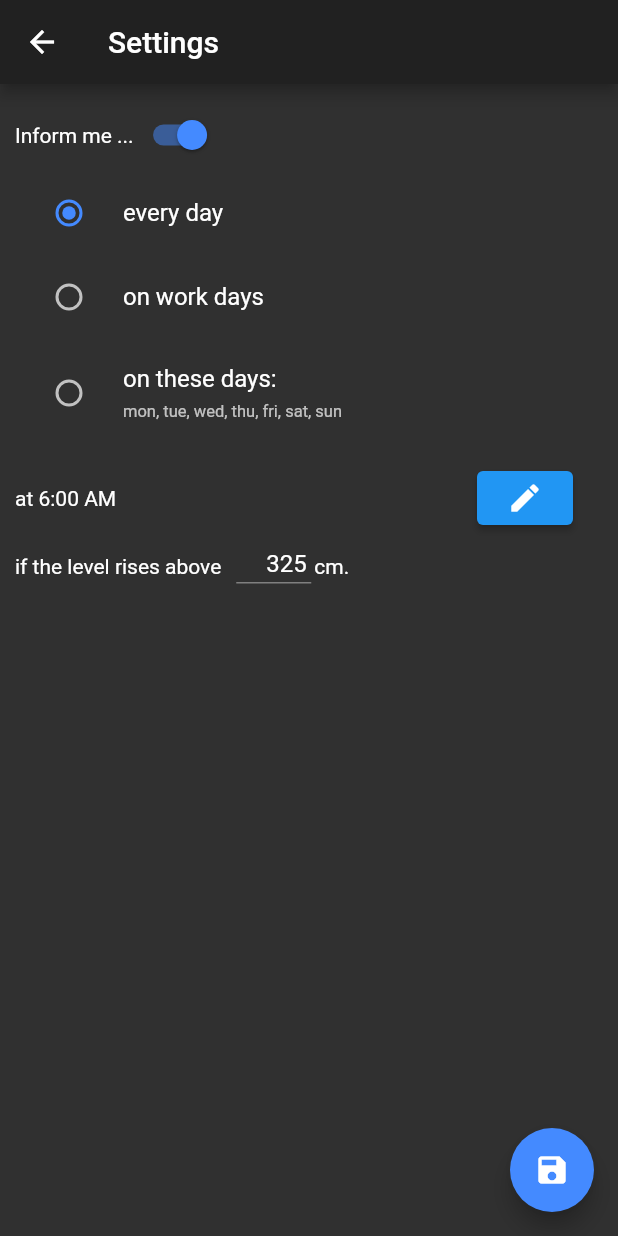
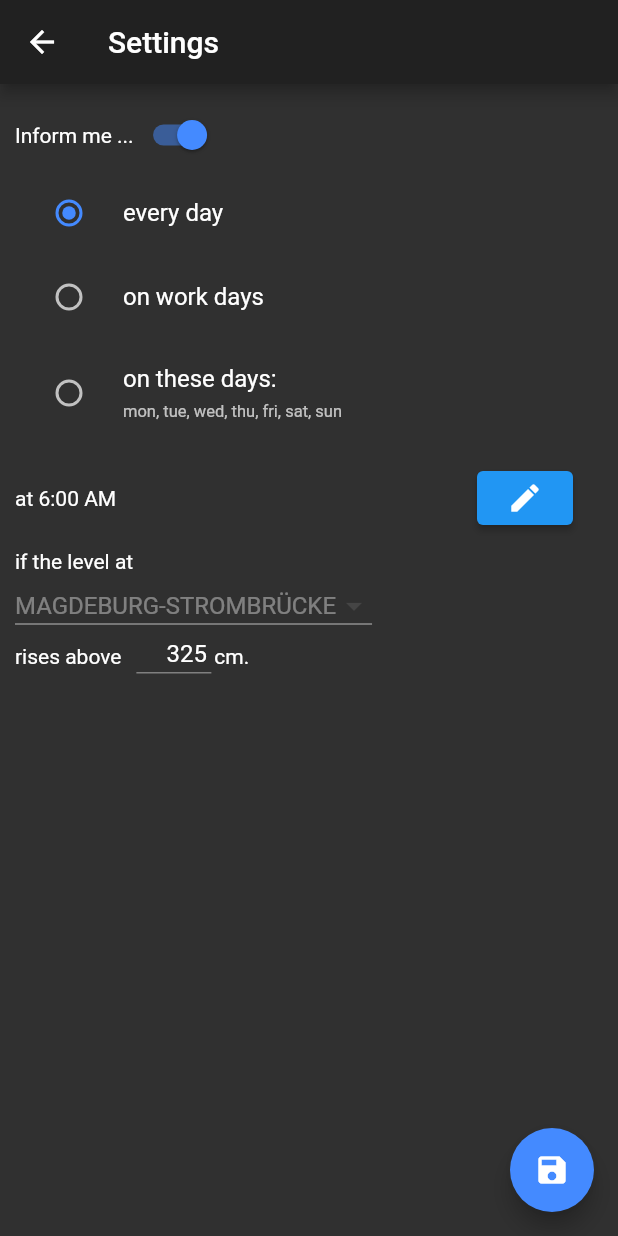
Before and after one commit to DaRippa/water_level_report, a Flutter app: the SettingsPage screen opened directly, after a tap on "every day", on a phone screen of 412 x 824 dp. Run offline on Flutter 3.47's test engine with Material 2 defaults, Android fonts, the light colour scheme and no system bars; our stand-ins replace fl_chart, flutter_local_notifications, flutter_native_timezone, timezone; missing offline and left inert: workmanager; generated files the repository leaves out were written again; network calls fail.

Commit message:
added the possibility to choose the station

```diff
--- a/lib/l10n/app_de.arb
+++ b/lib/l10n/app_de.arb
@@ -25,7 +25,8 @@
     "workDays": "an Werktagen",
     "selectedDays": "an diesen Tagen",
     "at": "um",
-    "thresholdAbove": "falls der Pegel diesen Wert übersteigt:",
+    "threshold": "falls der Pegel bei",
+    "above": "diesen Wert übersteigt:",
     "settings": "Einstellungen",
     "cancel": "Abbrechen",
     "notificationBody": "Der aktuelle Pegel ist {level}cm.",
--- a/lib/l10n/app_en.arb
+++ b/lib/l10n/app_en.arb
@@ -25,7 +25,8 @@
     "workDays": "on work days",
     "selectedDays": "on these days",
     "at": "at",
-    "thresholdAbove": "if the level rises above",
+    "threshold": "if the level at",
+    "above": "rises above",
     "settings": "Settings",
     "cancel": "Cancel",
     "notificationBody": "Current level is {level}cm.",
--- /dev/null
+++ b/lib/model/StationInfo.dart
@@ -0,0 +1,10 @@
+class StationInfo {
+  String id = "";
+  String name = "";
+  String water = "";
+
+  StationInfo.fromJSON(Map<String, dynamic> o)
+      : id = o["number"],
+        name = o["longname"],
+        water = o["water"]["longname"];
+}
--- a/lib/model/UserSettings.dart
+++ b/lib/model/UserSettings.dart
@@ -5,6 +5,8 @@ class UserSettings {
   int level = 325;
   SelectedDaysMode mode = SelectedDaysMode.WORK_DAY;
   bool isActive = true;
+  String stationId = "502180";
+  String stationName = "MAGDEBURG-STROMBRÜCKE";
 
   List<int> days = [
     DateTime.monday,
@@ -21,7 +23,9 @@ class UserSettings {
       : this.level = data["threshold"],
         this.days = List.from(data["days"]),
         this.mode = SelectedDaysMode.values[data["mode"]],
-        this.isActive = data["active"] {
+        this.isActive = data["active"],
+        this.stationId = data["stationid"],
+        this.stationName = data["stationname"] {
     this.time = _parseTimeOfDay(data["time"]);
   }
 
@@ -40,5 +44,7 @@ class UserSettings {
         "time": time.format(_context),
         "mode": mode.index,
         "active": isActive,
+        "stationid": stationId,
+        "stationname": stationName
       };
 }
--- a/lib/ui/MyHomePage.dart
+++ b/lib/ui/MyHomePage.dart
@@ -106,7 +106,8 @@ class HomePageState extends State {
           ],
         );
 
-        return OrientationBuilder(builder: (context, orientation) {
+        return OrientationBuilder(
+          builder: (context, orientation) {
             return orientation == Orientation.portrait
                 ? Column(
                     crossAxisAlignment: CrossAxisAlignment.start,
@@ -136,7 +137,8 @@ class HomePageState extends State {
                       ),
                     ],
                   );
-        });
+          },
+        );
       },
     );
   }
--- a/lib/ui/SettingsPage.dart
+++ b/lib/ui/SettingsPage.dart
@@ -6,6 +6,7 @@ import 'package:path_provider/path_provider.dart';
 import 'package:water_level_report/business/NotificationManager.dart';
 import 'package:water_level_report/model/LevelData.dart';
 import 'package:water_level_report/model/SelectedDaysMode.dart';
+import 'package:water_level_report/model/StationInfo.dart';
 import 'package:water_level_report/model/UserSettings.dart';
 import 'package:water_level_report/util/DataProvider.dart';
 import 'package:water_level_report/util/Globals.dart' as globals;
@@ -54,6 +55,7 @@ class SettingsPageState extends State<SettingsPage> {
   late final TextEditingController _levelController = TextEditingController();
   late UserSettings _settings = UserSettings();
   List<bool> _selectedDays = List.generate(7, (index) => false);
+  List<StationInfo> _stations = [];
 
   Future<void> _startBackgroundTask() async {
     DateTime now = DateTime.now();
@@ -102,16 +104,20 @@ class SettingsPageState extends State<SettingsPage> {
   void initState() {
     super.initState();
 
-    getApplicationDocumentsDirectory().then((result) {
-      String dir = result.path + globals.SETTINGS_PATH;
-      _settingsProvider = SettingsProvider(dir);
+    getApplicationDocumentsDirectory().then(
+      (result) {
+        String dir = result.path + globals.SETTINGS_PATH;
+        _settingsProvider = SettingsProvider(dir);
 
-      _settingsProvider.loadSettings().then((result) {
-        setState(() => _settings = result);
-        _levelController.text = _settings.level.toString();
-        _getSelectedDays();
-      });
-    });
+        _settingsProvider.loadSettings().then(
+          (result) {
+            setState(() => _settings = result);
+            _levelController.text = _settings.level.toString();
+            _getSelectedDays();
+          },
+        );
+      },
+    );
   }
 
   String _getSelectedDayLabels() {
@@ -182,6 +188,7 @@ class SettingsPageState extends State<SettingsPage> {
                   children: [
                     ListView.builder(
                       shrinkWrap: true,
+                      physics: const NeverScrollableScrollPhysics(),
                       itemCount: modes.length,
                       itemBuilder: (builder, index) {
                         return RadioListTile<SelectedDaysMode>(
@@ -224,9 +231,56 @@ class SettingsPageState extends State<SettingsPage> {
                         ],
                       ),
                     ),
+                    Text(AppLocalizations.of(context)!.threshold),
+                    Container(
+                      margin: EdgeInsets.only(
+                        top: 10,
+                        bottom: 10,
+                      ),
+                      child: FutureBuilder(
+                        future: DataProvider()
+                            .getStations()
+                            .then((result) => _stations = result),
+                        builder: (context, snapshot) {
+                          if (snapshot.hasData) {
+                            return DropdownButton(
+                              isDense: false,
+                              items: _stations
+                                  .map(
+                                    (station) => DropdownMenuItem(
+                                      child: Text(
+                                          "${station.water}:\n\t${station.name}"),
+                                      value: station.id,
+                                    ),
+                                  )
+                                  .toList(),
+                              onChanged: (item) {
+                                setState(
+                                  () {
+                                    StationInfo station = _stations.firstWhere(
+                                        (element) => element.id == item);
+                                    _settings.stationId = item.toString();
+                                    _settings.stationName = station.name;
+                                  },
+                                );
+                              },
+                              value: _settings.stationId,
+                            );
+                          }
+                          return DropdownButton(
+                              isDense: true,
+                              items: [
+                                DropdownMenuItem(
+                                    child: Text(_settings.stationName),
+                                    value: _settings.stationId),
+                              ],
+                              value: _settings.stationId);
+                        },
+                      ),
+                    ),
                     Row(
                       children: [
-                        Text(AppLocalizations.of(context)!.thresholdAbove),
+                        Text("${AppLocalizations.of(context)!.above}"),
                         Container(
                           margin: EdgeInsets.only(
                             left: 10,
--- a/lib/util/DataProvider.dart
+++ b/lib/util/DataProvider.dart
@@ -2,19 +2,47 @@ import 'dart:convert';
 
 import 'package:http/http.dart' as http;
 import 'package:intl/intl.dart';
+import 'package:path_provider/path_provider.dart';
 import 'package:water_level_report/model/LevelData.dart';
+import 'package:water_level_report/model/StationInfo.dart';
+import 'package:water_level_report/model/UserSettings.dart';
+import 'package:water_level_report/util/SettingsProvider.dart';
+import 'package:water_level_report/util/Globals.dart' as globals;
 
 class DataProvider {
+  Future<List<StationInfo>> getStations() async {
+    List<StationInfo> result = [];
+
+    String url =
+        "https://www.pegelonline.wsv.de/webservices/rest-api/v2/stations.json";
+
+    try {
+      final http.Response response = await http.get(Uri.parse(url));
+
+      Iterable list = jsonDecode(response.body);
+      result = List.from(list.map((entry) => StationInfo.fromJSON(entry)));
+    } catch (_) {
+      throw Exception("Could not fetch stations!");
+    }
+
+    return result;
+  }
+
   Future<List<LevelData>> getData() async {
     List<LevelData> result = [];
 
     DateFormat dateFormatter = DateFormat("y-MM-ddTHH:mm:00", "en_US");
-    DateTime now = DateTime.now().subtract(Duration(minutes: 15));
+    DateTime now = DateTime.now().subtract(Duration(days: 5, minutes: 15));
+
+    String _filepath =
+        (await getApplicationDocumentsDirectory()).path + globals.SETTINGS_PATH;
+
+    UserSettings settings = await SettingsProvider(_filepath).loadSettings();
 
     String queryString = "${dateFormatter.format(now)}";
 
     String url = "https://www.pegelonline.wsv.de/webservices/rest-api/" +
-        "v2/stations/502180/W/measurements.json?start=$queryString";
+        "v2/stations/${settings.stationId}/W/measurements.json?start=$queryString";
 
     try {
       final http.Response response = await http.get(Uri.parse(url));
```
Lines whose indentation alone changed are shown as unchanged.
